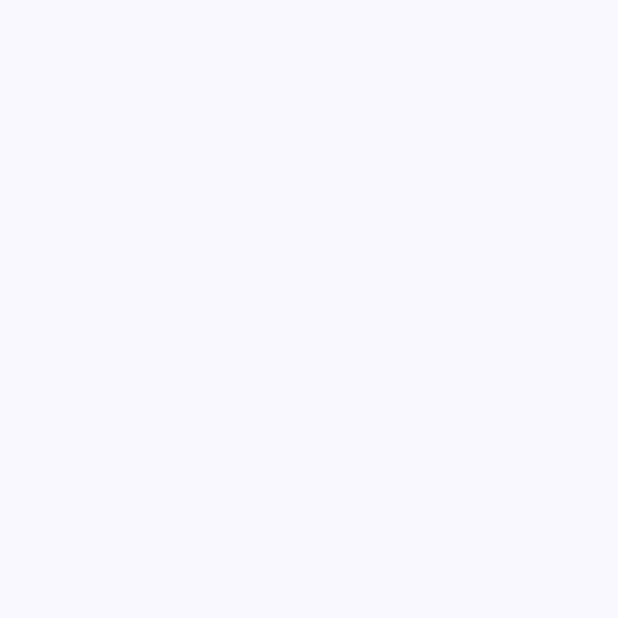
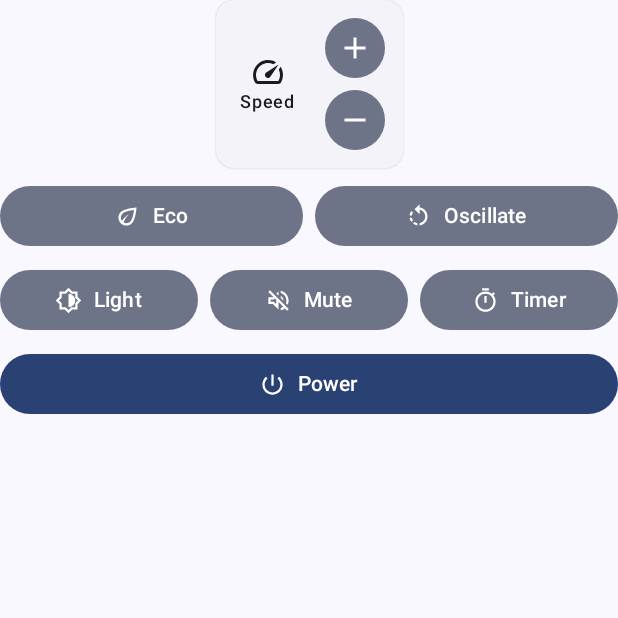
Before and after one commit to Wartybix/MeacoFan_650_Remote, an Android app built with Jetpack Compose: the screen it shows after launch (MainActivity), on a phone screen of 412 x 824 dp, the top half of it. Before the commit the part shown is empty. Run offline under Robolectric (Android 15) with nearby library versions, the phone set to English and light mode, and no system bars.

Commit message:
Created UI for the remote screen.

```diff
--- a/app/build.gradle.kts
+++ b/app/build.gradle.kts
@@ -66,4 +66,5 @@ dependencies {
     androidTestImplementation(libs.androidx.ui.test.junit4)
     debugImplementation(libs.androidx.ui.tooling)
     debugImplementation(libs.androidx.ui.test.manifest)
+    implementation("androidx.compose.material:material-icons-extended")
 }
--- a/app/src/main/java/com/example/meacofan650remote/MainActivity.kt
+++ b/app/src/main/java/com/example/meacofan650remote/MainActivity.kt
@@ -7,6 +7,7 @@ import androidx.activity.enableEdgeToEdge
 import androidx.compose.foundation.layout.fillMaxSize
 import androidx.compose.material3.Scaffold
 import androidx.compose.ui.Modifier
+import com.example.meacofan650remote.ui.RemoteScreen
 import com.example.meacofan650remote.ui.theme.MeacoFan650RemoteTheme
 
 class MainActivity : ComponentActivity() {
@@ -16,7 +17,7 @@ class MainActivity : ComponentActivity() {
         setContent {
             MeacoFan650RemoteTheme {
                 Scaffold(modifier = Modifier.fillMaxSize()) { innerPadding ->
-
+                    RemoteScreen(paddingValues = innerPadding)
                 }
             }
         }
--- /dev/null
+++ b/app/src/main/java/com/example/meacofan650remote/ui/RemoteButton.kt
@@ -0,0 +1,54 @@
+package com.example.meacofan650remote.ui
+
+import androidx.compose.foundation.layout.RowScope
+import androidx.compose.foundation.layout.Spacer
+import androidx.compose.foundation.layout.size
+import androidx.compose.material.icons.Icons
+import androidx.compose.material.icons.outlined.Timer
+import androidx.compose.material3.Button
+import androidx.compose.material3.ButtonDefaults
+import androidx.compose.material3.FilledTonalButton
+import androidx.compose.material3.Icon
+import androidx.compose.material3.Text
+import androidx.compose.runtime.Composable
+import androidx.compose.runtime.getValue
+import androidx.compose.runtime.mutableStateOf
+import androidx.compose.runtime.remember
+import androidx.compose.ui.Modifier
+import androidx.compose.ui.graphics.vector.ImageVector
+import androidx.compose.ui.tooling.preview.Preview
+
+@Composable
+fun RemoteButton(
+    icon: ImageVector?,
+    text: String,
+    modifier: Modifier = Modifier,
+    emphasise: Boolean = false,
+    onClick: () -> Unit
+) {
+    val content: @Composable RowScope.() -> Unit by remember {
+        mutableStateOf({
+            if (icon != null) {
+                Icon(
+                    imageVector = icon,
+                    contentDescription = null,
+                    modifier = Modifier.size(ButtonDefaults.IconSize)
+                )
+                Spacer(modifier = Modifier.size(ButtonDefaults.IconSpacing))
+            }
+            Text(text = text)
+        })
+    }
+    if (emphasise)
+        Button(onClick = onClick, content = content, modifier = modifier)
+    else
+        FilledTonalButton(onClick = onClick, content = content, modifier = modifier)
+}
+
+@Preview
+@Composable
+fun RemoteButtonPreview() {
+    RemoteButton(icon = Icons.Outlined.Timer, text = "Timer") {
+
+    }
+}
--- /dev/null
+++ b/app/src/main/java/com/example/meacofan650remote/ui/RemoteScreen.kt
@@ -0,0 +1,81 @@
+package com.example.meacofan650remote.ui
+
+import androidx.compose.foundation.layout.Arrangement
+import androidx.compose.foundation.layout.Column
+import androidx.compose.foundation.layout.PaddingValues
+import androidx.compose.foundation.layout.Row
+import androidx.compose.foundation.layout.fillMaxWidth
+import androidx.compose.foundation.layout.padding
+import androidx.compose.material.icons.Icons
+import androidx.compose.material.icons.outlined.BrightnessMedium
+import androidx.compose.material.icons.outlined.Eco
+import androidx.compose.material.icons.outlined.PowerSettingsNew
+import androidx.compose.material.icons.outlined.RotateLeft
+import androidx.compose.material.icons.outlined.Timer
+import androidx.compose.material.icons.outlined.VolumeOff
+import androidx.compose.runtime.Composable
+import androidx.compose.ui.Alignment
+import androidx.compose.ui.Modifier
+import androidx.compose.ui.tooling.preview.Preview
+import androidx.compose.ui.unit.dp
+
+@Composable
+fun RemoteScreen(
+    modifier: Modifier = Modifier,
+    paddingValues: PaddingValues = PaddingValues()
+) {
+    Column(
+        verticalArrangement = Arrangement.spacedBy(8.dp),
+        horizontalAlignment = Alignment.CenterHorizontally,
+        modifier = modifier.padding(paddingValues)
+    )
+    {
+        SpeedWidget()
+
+        Row(
+            modifier = Modifier.fillMaxWidth(),
+            horizontalArrangement = Arrangement.spacedBy(8.dp)
+        ) {
+
+            RemoteButton(icon = Icons.Outlined.Eco, text = "Eco", modifier = Modifier.weight(1f)) {
+
+            }
+
+
+            RemoteButton(icon = Icons.Outlined.RotateLeft, text = "Oscillate", modifier = Modifier.weight(1f)) {
+
+            }
+        }
+
+        Row(
+            modifier = Modifier.fillMaxWidth(),
+            horizontalArrangement = Arrangement.spacedBy(8.dp)
+        ) {
+            RemoteButton(icon = Icons.Outlined.BrightnessMedium, text = "Light", modifier = Modifier.weight(1f)) {
+
+            }
+
+            RemoteButton(icon = Icons.Outlined.VolumeOff, text = "Mute", modifier = Modifier.weight(1f)) {
+
+            }
+
+            RemoteButton(icon = Icons.Outlined.Timer, text = "Timer", modifier = Modifier.weight(1f)) {
+
+            }
+
+
+        }
+
+        RemoteButton(icon = Icons.Outlined.PowerSettingsNew, text = "Power", emphasise = true, modifier = Modifier.fillMaxWidth()) {
+
+        }
+    }
+
+
+}
+
+@Preview
+@Composable
+fun RemoteScreenPreview() {
+    RemoteScreen()
+}
--- /dev/null
+++ b/app/src/main/java/com/example/meacofan650remote/ui/SpeedWidget.kt
@@ -0,0 +1,58 @@
+package com.example.meacofan650remote.ui
+
+import androidx.compose.foundation.layout.Arrangement
+import androidx.compose.foundation.layout.Column
+import androidx.compose.foundation.layout.Row
+import androidx.compose.foundation.layout.padding
+import androidx.compose.material.icons.Icons
+import androidx.compose.material.icons.filled.Add
+import androidx.compose.material.icons.filled.Remove
+import androidx.compose.material.icons.filled.Speed
+import androidx.compose.material3.ElevatedCard
+import androidx.compose.material3.FilledTonalIconButton
+import androidx.compose.material3.Icon
+import androidx.compose.material3.MaterialTheme
+import androidx.compose.material3.Text
+import androidx.compose.runtime.Composable
+import androidx.compose.ui.Alignment
+import androidx.compose.ui.Modifier
+import androidx.compose.ui.tooling.preview.Preview
+import androidx.compose.ui.unit.dp
+
+@Composable
+fun SpeedWidget(
+    modifier: Modifier = Modifier
+) {
+    ElevatedCard(modifier = modifier) {
+        Row(
+            modifier = modifier.padding(8.dp),
+            verticalAlignment = Alignment.CenterVertically,
+            horizontalArrangement = Arrangement.spacedBy(16.dp)
+        ) {
+            Column(
+                horizontalAlignment = Alignment.CenterHorizontally,
+                modifier = Modifier.padding(start = 8.dp)
+            ) {
+                Icon(imageVector = Icons.Default.Speed, contentDescription = null)
+                Text(text = "Speed", style = MaterialTheme.typography.labelMedium)
+            }
+
+            Column {
+                FilledTonalIconButton(onClick = { /*TODO*/ }) {
+                    Icon(imageVector = Icons.Default.Add, contentDescription = "Increase Speed")
+                }
+
+                FilledTonalIconButton(onClick = { /*TODO*/ }) {
+                    Icon(imageVector = Icons.Default.Remove, contentDescription = "Decrease Speed")
+                }
+            }
+        }
+
+    }
+}
+
+@Preview
+@Composable
+fun SpeedWidgetPreview() {
+    SpeedWidget()
+}
```
